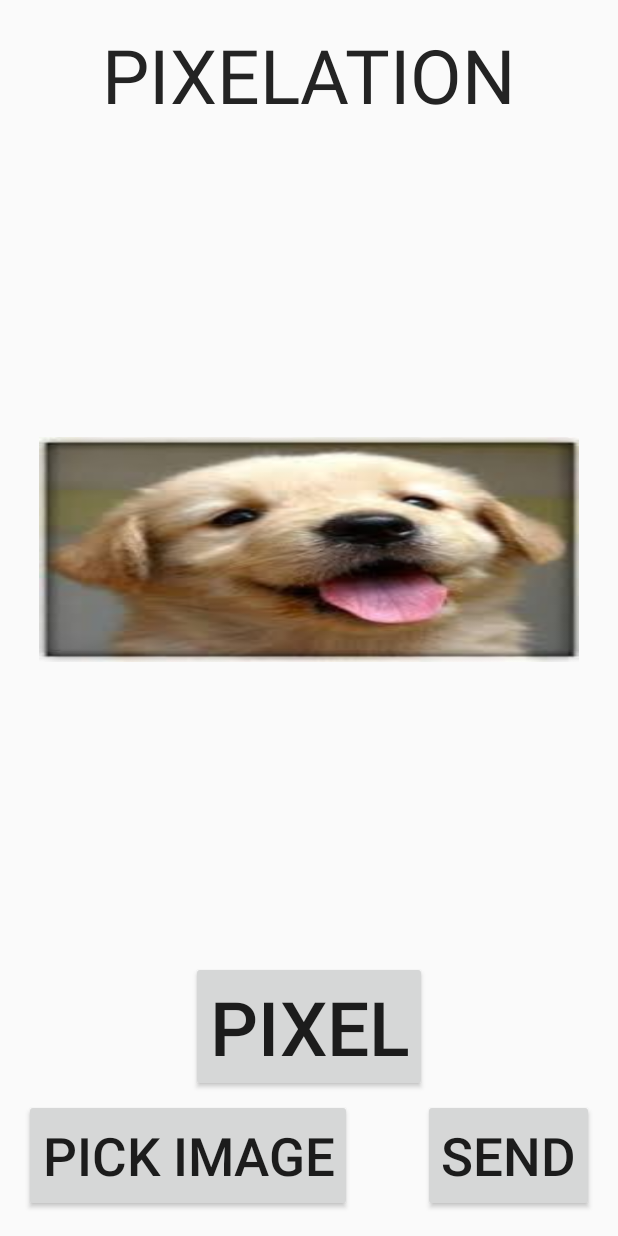
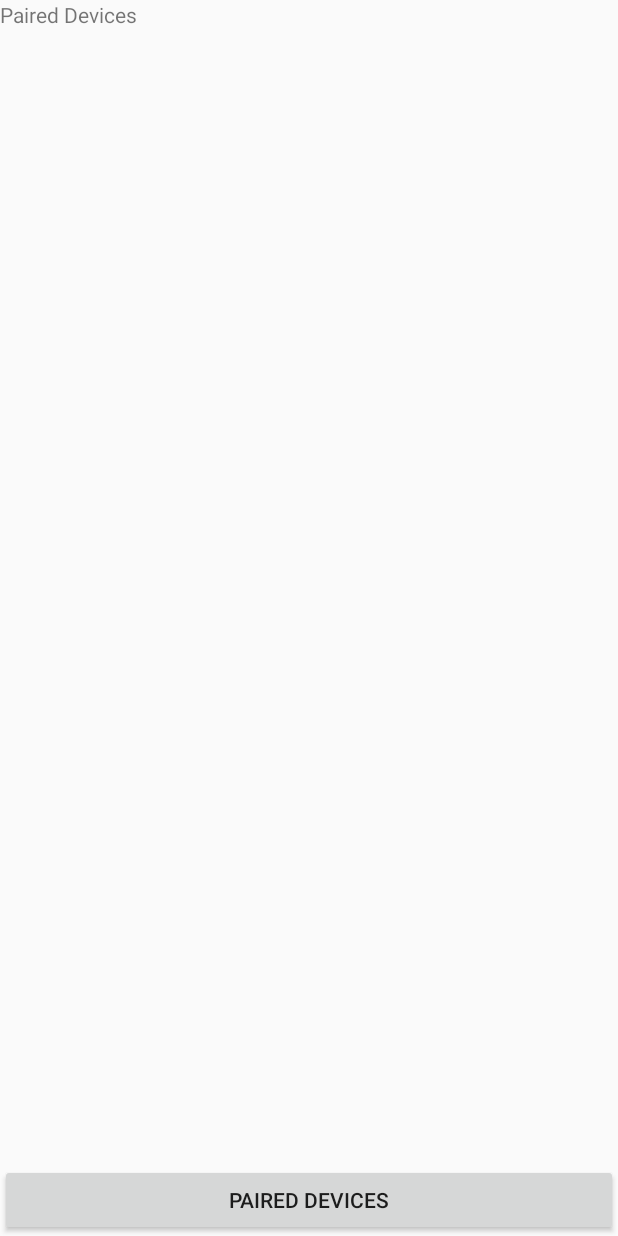
Before and after one commit to Laydas/ImagePixel, an Android app: the screen it shows after launch (MainActivity before the commit, DeviceList after it), on a phone screen of 412 x 824 dp. Run offline under Robolectric (Android 15) with nearby library versions, the phone set to English and light mode, and no system bars.

Commit message:
Added Bluetooth to device

```diff
--- /dev/null
+++ b/app/src/main/java/com/example/iain/imagepixel/DeviceList.java
@@ -0,0 +1,109 @@
+package com.example.iain.imagepixel;
+
+import android.bluetooth.BluetoothAdapter;
+import android.bluetooth.BluetoothDevice;
+import android.content.Intent;
+import android.os.Bundle;
+import android.support.v7.app.AppCompatActivity;
+import android.view.Menu;
+import android.view.MenuItem;
+import android.view.View;
+import android.widget.AdapterView;
+import android.widget.ArrayAdapter;
+import android.widget.Button;
+import android.widget.ListView;
+import android.widget.TextView;
+import android.widget.Toast;
+
+import java.util.ArrayList;
+import java.util.Set;
+
+/**
+ * Created by Iain on 1/29/2016.
+ */
+public class DeviceList extends AppCompatActivity {
+
+        Button btnPaired;
+        ListView devicelist;
+
+        private BluetoothAdapter myBluetooth = null;
+        private Set<BluetoothDevice> pairedDevices;
+        public static String EXTRA_ADDRESS = "device_address";
+
+        @Override
+        protected void onCreate(Bundle savedInstanceState) {
+                super.onCreate(savedInstanceState);
+                setContentView(R.layout.activity_device_list);
+
+                btnPaired = (Button)findViewById(R.id.button);
+                devicelist = (ListView)findViewById(R.id.listView);
+
+                myBluetooth = BluetoothAdapter.getDefaultAdapter();
+
+                if(myBluetooth == null) {
+                        Toast.makeText(getApplicationContext(), "Bluetooth Device Not Available", Toast.LENGTH_LONG).show();
+                        finish();
+                } else if(!myBluetooth.isEnabled()) {
+                        Intent turnBTon = new Intent(BluetoothAdapter.ACTION_REQUEST_ENABLE);
+                        startActivityForResult(turnBTon,1);
+                }
+
+                btnPaired.setOnClickListener(new View.OnClickListener() {
+                        @Override
+                        public void onClick(View v) {
+                                pairedDevicesList();
+                        }
+                });
+        }
+
+        private void pairedDevicesList() {
+                pairedDevices = myBluetooth.getBondedDevices();
+                ArrayList list = new ArrayList();
+
+                if(pairedDevices.size()>0) {
+                        for(BluetoothDevice bt : pairedDevices) {
+                                list.add(bt.getName() + "\n" + bt.getAddress());
+                        }
+                } else {
+                        Toast.makeText(getApplicationContext(), "No Paired Bluetooth Devices Found.", Toast.LENGTH_LONG).show();
+                }
+
+                final ArrayAdapter adapter = new ArrayAdapter(this, android.R.layout.simple_list_item_1, list);
+                devicelist.setAdapter(adapter);
+                devicelist.setOnItemClickListener(myListClickListener);
+        }
+    private AdapterView.OnItemClickListener myListClickListener = new AdapterView.OnItemClickListener() {
+        public void onItemClick(AdapterView<?> av, View v, int arg2, long arg3) {
+            String info = ((TextView) v).getText().toString();
+            String address = info.substring(info.length() - 17);
+
+            Intent i = new Intent(DeviceList.this, MainActivity.class);
+
+            i.putExtra(EXTRA_ADDRESS, address);
+            startActivity(i);
+        }
+    };
+
+    @Override
+    public boolean onCreateOptionsMenu(Menu menu)
+    {
+        // Inflate the menu; this adds items to the action bar if it is present.
+        getMenuInflater().inflate(R.menu.menu_device_list, menu);
+        return true;
+    }
+
+    @Override
+    public boolean onOptionsItemSelected(MenuItem item) {
+        // Handle action bar item clicks here. The action bar will
+        // automatically handle clicks on the Home/Up button, so long
+        // as you specify a parent activity in AndroidManifest.xml.
+        int id = item.getItemId();
+
+        //noinspection SimplifiableIfStatement
+        if (id == R.id.action_settings) {
+            return true;
+        }
+
+        return super.onOptionsItemSelected(item);
+    }
+}
--- /dev/null
+++ b/app/src/main/res/layout/activity_device_list.xml
@@ -0,0 +1,34 @@
+<?xml version="1.0" encoding="utf-8"?>
+<RelativeLayout xmlns:android="http://schemas.android.com/apk/res/android"
+    android:orientation="vertical" android:layout_width="match_parent"
+    android:layout_height="match_parent">
+
+    <TextView
+        android:layout_width="wrap_content"
+        android:layout_height="wrap_content"
+        android:text="@string/text_paired"
+        android:id="@+id/textView"
+        android:layout_alignParentTop="true"
+        android:layout_alignParentLeft="true"
+        android:layout_alignParentStart="true"/>
+
+    <Button
+        android:layout_width="wrap_content"
+        android:layout_height="wrap_content"
+        android:text="@string/btn_paired"
+        android:id="@+id/button"
+        android:layout_alignParentBottom="true"
+        android:layout_alignParentLeft="true"
+        android:layout_alignParentStart="true"
+        android:layout_alignParentRight="true"
+        android:layout_alignParentEnd="true" />
+
+    <ListView
+        android:layout_width="wrap_content"
+        android:layout_height="wrap_content"
+        android:id="@+id/listView"
+        android:layout_centerHorizontal="true"
+        android:layout_above="@+id/button"
+        android:layout_below="@+id/textView" />
+
+</RelativeLayout>
--- /dev/null
+++ b/app/src/main/res/menu/menu_device_list.xml
@@ -0,0 +1,6 @@
+<menu xmlns:android="http://schemas.android.com/apk/res/android"
+    xmlns:app="http://schemas.android.com/apk/res-auto"
+    xmlns:tools="http://schemas.android.com/tools" tools:context=".DeviceList">
+    <item android:id="@+id/action_settings" android:title="@string/action_settings"
+        android:orderInCategory="100" app:showAsAction="never" />
+</menu>
--- a/app/src/main/res/values/strings.xml
+++ b/app/src/main/res/values/strings.xml
@@ -5,4 +5,7 @@
     <string name="label_pixelate">PIXELATION</string>
     <string name="btn_load">Pick Image</string>
     <string name="btn_send">Send</string>
+    <string name="btn_bluetooth">Connect</string>
+    <string name="text_paired">Paired Devices</string>
+    <string name="btn_paired">Paired Devices</string>
 </resources>
```
Also changed, not shown: app/src/main/AndroidManifest.xml (+6 -1 lines), app/src/main/java/com/example/iain/imagepixel/MainActivity.java (+121 -1 lines), app/src/main/res/layout/activity_main.xml (+19 -10 lines).
